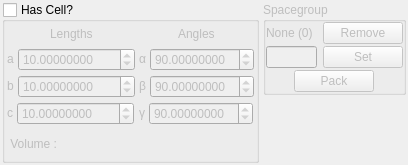
Old version of the form trunk/src/gui/celldefine.ui in the repository trisyoungs/aten.
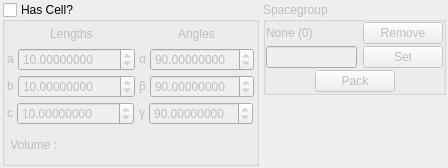
New version of the form. Icons and pictures are not drawn.

Commit message: More functionality added to Glyphs window. Default text for Text glyphs added. Fixed - Renderer would complain (wrongly) that it didn't know to draw text glyphs (type 9 and 10). Fixed - Espresso export filter used 'writeline' where it should have used 'writelinef'. Changed autoDefault properties of many buttons in the GUI to prevent tool windows from closing / acting without warning after editing text or numbers.

What changed in the file:
```diff
--- a/trunk/src/gui/celldefine.ui
+++ b/trunk/src/gui/celldefine.ui
@@ -5,8 +5,8 @@
    <rect>
     <x>0</x>
     <y>0</y>
-    <width>408</width>
-    <height>165</height>
+    <width>448</width>
+    <height>168</height>
    </rect>
   </property>
   <property name="windowTitle" >
@@ -485,9 +485,7 @@
           <item>
            <widget class="QLabel" name="SpacegroupLabel" >
             <property name="sizePolicy" >
-             <sizepolicy>
-              <hsizetype>7</hsizetype>
-              <vsizetype>0</vsizetype>
+             <sizepolicy vsizetype="Fixed" hsizetype="Expanding" >
               <horstretch>0</horstretch>
               <verstretch>0</verstretch>
              </sizepolicy>
@@ -514,6 +512,9 @@
             <property name="text" >
              <string>Remove</string>
             </property>
+            <property name="autoDefault" >
+             <bool>false</bool>
+            </property>
            </widget>
           </item>
          </layout>
@@ -538,6 +539,9 @@
             <property name="text" >
              <string>Set</string>
             </property>
+            <property name="autoDefault" >
+             <bool>false</bool>
+            </property>
            </widget>
           </item>
          </layout>
@@ -568,6 +572,9 @@
             <property name="text" >
              <string>Pack</string>
             </property>
+            <property name="autoDefault" >
+             <bool>false</bool>
+            </property>
            </widget>
           </item>
           <item>
```
Left out of the diff: 173 changed lines with no effect on the pictures. The commit also changes 25 other files.
